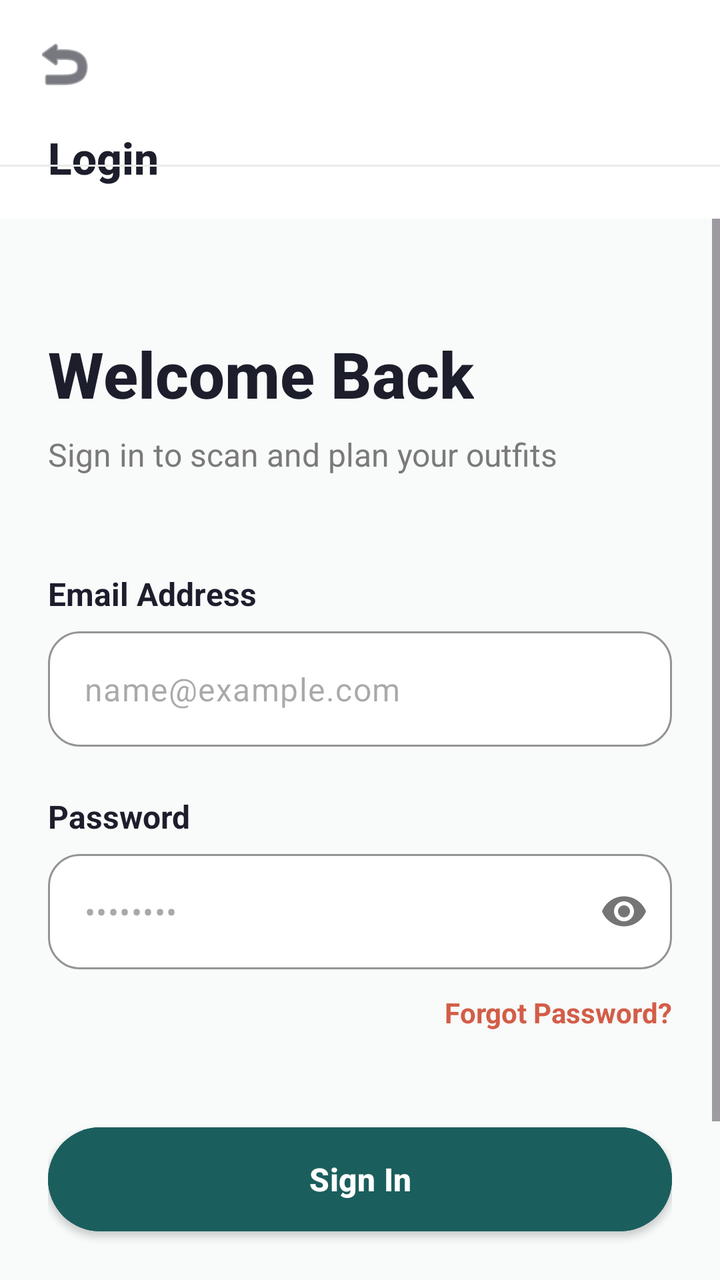
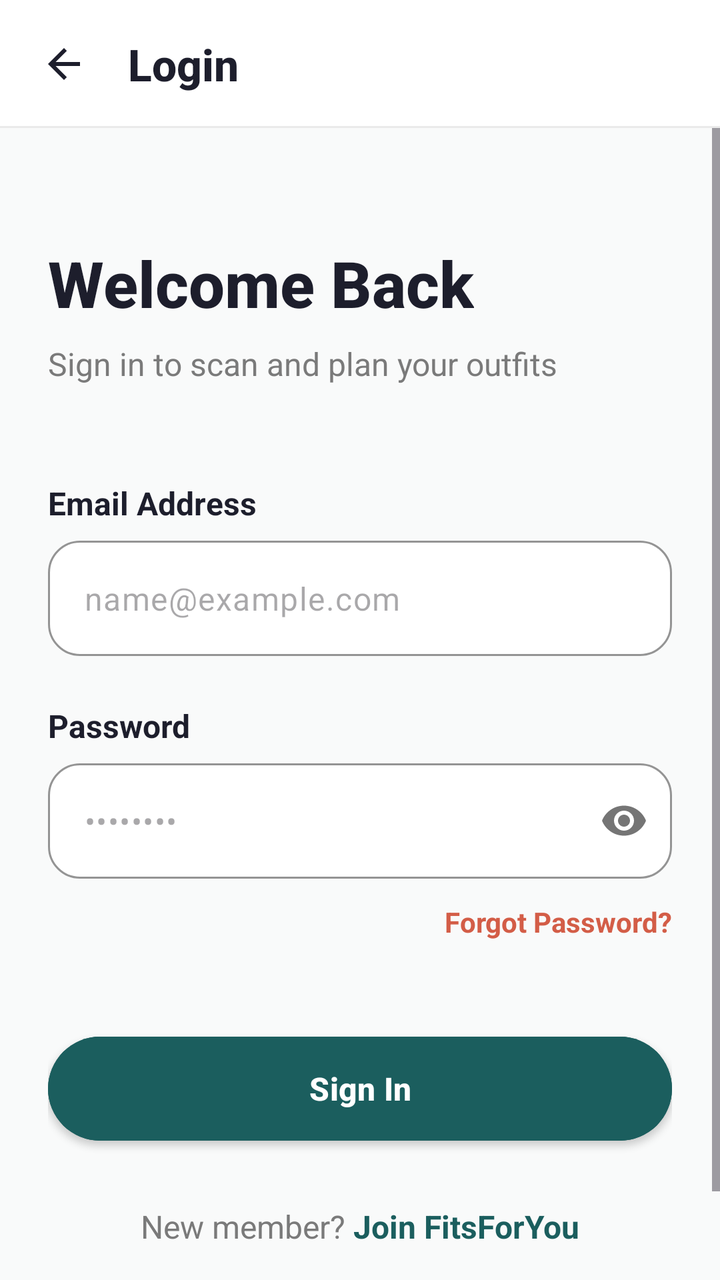

Before-and-after screenshots of an Android layout around one commit, followed by the original layout XML and the change that was made.
<!-- AndroidManifest.xml: application theme Theme.FitsForYou -->
<!-- res/layout/activity_login.xml -->
<?xml version="1.0" encoding="utf-8"?>
<androidx.constraintlayout.widget.ConstraintLayout xmlns:android="http://schemas.android.com/apk/res/android"
    xmlns:app="http://schemas.android.com/apk/res-auto"
    android:id="@+id/loginRoot"
    android:layout_width="match_parent"
    android:layout_height="match_parent"
    android:background="@color/background">

    
    <androidx.constraintlayout.widget.ConstraintLayout
        android:id="@+id/loginHeader"
        android:layout_width="match_parent"
        android:layout_height="wrap_content"
        android:background="?attr/colorSurface"
        android:paddingBottom="16dp"
        app:layout_constraintTop_toTopOf="parent">

        <ImageButton
            android:id="@+id/loginBackButton"
            android:layout_width="48dp"
            android:layout_height="48dp"
            android:layout_marginStart="8dp"
            android:layout_marginTop="8dp"
            android:background="?attr/selectableItemBackgroundBorderless"
            android:contentDescription="Back"
            android:src="@android:drawable/ic_menu_revert"
            app:layout_constraintStart_toStartOf="parent"
            app:layout_constraintTop_toTopOf="parent"
            app:tint="@color/text_primary" />

        <TextView
            android:layout_width="wrap_content"
            android:layout_height="wrap_content"
            android:layout_marginStart="24dp"
            android:layout_marginTop="8dp"
            android:text="Login"
            style="@style/TextHeader"
            app:layout_constraintStart_toStartOf="parent"
            app:layout_constraintTop_toBottomOf="@id/loginBackButton" />

        <View
            android:layout_width="match_parent"
            android:layout_height="1dp"
            android:layout_marginTop="16dp"
            android:background="@color/border"
            app:layout_constraintTop_toBottomOf="@id/loginBackButton"
            app:layout_constraintBottom_toBottomOf="parent" />
    </androidx.constraintlayout.widget.ConstraintLayout>

    <ScrollView
        android:layout_width="match_parent"
        android:layout_height="0dp"
        android:fillViewport="true"
        app:layout_constraintBottom_toBottomOf="parent"
        app:layout_constraintTop_toBottomOf="@id/loginHeader">

        <androidx.constraintlayout.widget.ConstraintLayout
            android:layout_width="match_parent"
            android:layout_height="wrap_content"
            android:padding="@dimen/spacing_large">

            <TextView
                android:id="@+id/welcomeBackTitle"
                style="@style/TextTitle"
                android:layout_width="wrap_content"
                android:layout_height="wrap_content"
                android:layout_marginTop="32dp"
                android:text="Welcome Back"
                android:textSize="@dimen/text_size_hero"
                app:layout_constraintStart_toStartOf="parent"
                app:layout_constraintTop_toTopOf="parent" />

            <TextView
                android:id="@+id/loginSubtitle"
                style="@style/TextSecondary"
                android:layout_width="wrap_content"
                android:layout_height="wrap_content"
                android:layout_marginTop="8dp"
                android:text="Sign in to scan and plan your outfits"
                android:textSize="@dimen/text_size_body"
                app:layout_constraintStart_toStartOf="parent"
                app:layout_constraintTop_toBottomOf="@id/welcomeBackTitle" />

            
            <TextView
                android:id="@+id/emailLabel"
                android:layout_width="wrap_content"
                android:layout_height="wrap_content"
                android:layout_marginTop="48dp"
                android:text="Email Address"
                style="@style/TextBody"
                android:textStyle="bold"
                app:layout_constraintStart_toStartOf="parent"
                app:layout_constraintTop_toBottomOf="@id/loginSubtitle" />

            <com.google.android.material.textfield.TextInputLayout
                android:id="@+id/emailInputLayout"
                style="@style/CustomTextInputLayout"
                android:layout_width="match_parent"
                android:layout_height="wrap_content"
                android:layout_marginTop="8dp"
                app:hintEnabled="false"
                app:layout_constraintTop_toBottomOf="@id/emailLabel">

                <com.google.android.material.textfield.TextInputEditText
                    android:id="@+id/emailEditText"
                    android:layout_width="match_parent"
                    android:layout_height="wrap_content"
                    android:hint="name@example.com"
                    android:inputType="textEmailAddress"
                    android:padding="18dp" />
            </com.google.android.material.textfield.TextInputLayout>

            
            <TextView
                android:id="@+id/passwordLabel"
                android:layout_width="wrap_content"
                android:layout_height="wrap_content"
                android:layout_marginTop="24dp"
                android:text="Password"
                style="@style/TextBody"
                android:textStyle="bold"
                app:layout_constraintStart_toStartOf="parent"
                app:layout_constraintTop_toBottomOf="@id/emailInputLayout" />

            <com.google.android.material.textfield.TextInputLayout
                android:id="@+id/passwordInputLayout"
                style="@style/CustomTextInputLayout"
                android:layout_width="match_parent"
                android:layout_height="wrap_content"
                android:layout_marginTop="8dp"
                app:hintEnabled="false"
                app:layout_constraintTop_toBottomOf="@id/passwordLabel"
                app:passwordToggleEnabled="true">

                <com.google.android.material.textfield.TextInputEditText
                    android:id="@+id/passwordEditText"
                    android:layout_width="match_parent"
                    android:layout_height="wrap_content"
                    android:hint="••••••••"
                    android:inputType="textPassword"
                    android:padding="18dp" />
            </com.google.android.material.textfield.TextInputLayout>

            <TextView
                android:id="@+id/forgotPasswordTextView"
                android:layout_width="wrap_content"
                android:layout_height="wrap_content"
                android:layout_marginTop="12dp"
                android:text="Forgot Password?"
                android:textColor="@color/accent"
                android:textStyle="bold"
                android:textSize="@dimen/text_size_small"
                app:layout_constraintEnd_toEndOf="parent"
                app:layout_constraintTop_toBottomOf="@id/passwordInputLayout" />

            <Button
                android:id="@+id/loginButton"
                style="@style/PrimaryButton"
                android:layout_width="match_parent"
                android:layout_height="@dimen/button_height"
                android:layout_marginTop="48dp"
                android:text="Sign In"
                app:layout_constraintTop_toBottomOf="@id/forgotPasswordTextView" />

            <ProgressBar
                android:id="@+id/loginProgressBar"
                android:layout_width="wrap_content"
                android:layout_height="wrap_content"
                android:visibility="gone"
                android:indeterminateTint="@color/white"
                app:layout_constraintBottom_toBottomOf="@id/loginButton"
                app:layout_constraintEnd_toEndOf="@id/loginButton"
                app:layout_constraintStart_toStartOf="@id/loginButton"
                app:layout_constraintTop_toTopOf="@id/loginButton" />

            <LinearLayout
                android:layout_width="wrap_content"
                android:layout_height="wrap_content"
                android:layout_marginTop="32dp"
                android:layout_marginBottom="40dp"
                android:orientation="horizontal"
                app:layout_constraintBottom_toBottomOf="parent"
                app:layout_constraintEnd_toEndOf="parent"
                app:layout_constraintStart_toStartOf="parent"
                app:layout_constraintTop_toBottomOf="@id/loginButton">

                <TextView
                    android:layout_width="wrap_content"
                    android:layout_height="wrap_content"
                    android:text="New member? "
                    android:textColor="@color/text_secondary"
                    android:textSize="@dimen/text_size_body" />

                <TextView
                    android:id="@+id/signupTextView"
                    android:layout_width="wrap_content"
                    android:layout_height="wrap_content"
                    android:clickable="true"
                    android:focusable="true"
                    android:text="Join FitsForYou"
                    android:textColor="@color/primary"
                    android:textStyle="bold"
                    android:textSize="@dimen/text_size_body" />
            </LinearLayout>

        </androidx.constraintlayout.widget.ConstraintLayout>
    </ScrollView>

</androidx.constraintlayout.widget.ConstraintLayout>
<!-- resources referenced by this layout -->
<resources>
  <color name="accent">#D35D47</color>
  <color name="background">#F9FAFA</color>
  <color name="border">#EAEAEA</color>
  <color name="primary">#1B5E5E</color>
  <color name="text_primary">#1D1E2C</color>
  <color name="text_secondary">#7A7A7A</color>
  <color name="white">#FFFFFFFF</color>
  <dimen name="button_height">52dp</dimen>
  <dimen name="spacing_large">24dp</dimen>
  <dimen name="text_size_body">16sp</dimen>
  <dimen name="text_size_hero">32sp</dimen>
  <dimen name="text_size_small">14sp</dimen>
  <style name="CustomTextInputLayout" parent="Widget.Material3.TextInputLayout.OutlinedBox">
          <item name="boxCornerRadiusTopStart">@dimen/edit_text_corner_radius</item>
          <item name="boxCornerRadiusTopEnd">@dimen/edit_text_corner_radius</item>
          <item name="boxCornerRadiusBottomStart">@dimen/edit_text_corner_radius</item>
          <item name="boxCornerRadiusBottomEnd">@dimen/edit_text_corner_radius</item>
          <item name="boxStrokeColor">@color/primary</item>
          <item name="hintTextColor">@color/primary</item>
          <item name="android:textColorHint">@color/text_secondary</item>
          <item name="boxBackgroundColor">@color/white</item>
      </style>
  <style name="TextBody">
          <item name="android:textSize">@dimen/text_size_body</item>
          <item name="android:textColor">@color/text_primary</item>
          <item name="android:fontFamily">sans-serif</item>
      </style>
  <style name="TextHeader">
          <item name="android:textSize">@dimen/text_size_header</item>
          <item name="android:textStyle">bold</item>
          <item name="android:textColor">@color/text_primary</item>
          <item name="android:fontFamily">sans-serif-medium</item>
      </style>
  <style name="TextSecondary">
          <item name="android:textSize">@dimen/text_size_small</item>
          <item name="android:textColor">@color/text_secondary</item>
          <item name="android:fontFamily">sans-serif</item>
      </style>
  <style name="TextTitle">
          <item name="android:textSize">@dimen/text_size_title</item>
          <item name="android:textStyle">bold</item>
          <item name="android:textColor">@color/text_primary</item>
          <item name="android:fontFamily">sans-serif-medium</item>
      </style>
  <style name="Theme.FitsForYou" parent="Base.Theme.FitsForYou" />
  <dimen name="edit_text_corner_radius">16dp</dimen>
  <dimen name="button_corner_radius">28dp</dimen>
  <dimen name="text_size_header">22sp</dimen>
  <dimen name="text_size_title">28sp</dimen>
  <style name="Base.Theme.FitsForYou" parent="Theme.Material3.DayNight.NoActionBar">
          <item name="colorPrimary">@color/primary</item>
          <item name="colorOnPrimary">@color/on_primary</item>
          <item name="colorSecondary">@color/secondary</item>
          <item name="colorOnSecondary">@color/on_secondary</item>
          <item name="android:windowBackground">@color/background</item>
          <item name="colorSurface">@color/surface</item>
          <item name="colorOnSurface">@color/on_surface</item>
      </style>
  <color name="on_primary">#FFFFFF</color>
  <color name="secondary">#1B5E5E</color>
  <color name="on_secondary">#FFFFFF</color>
  <color name="surface">#FFFFFF</color>
  <color name="on_surface">#1B5E5E</color>
  <!-- unchanged entries left out for length: 1 -->
</resources>

<!-- the commit's change to res/layout/activity_login.xml (unified diff, before → after) -->
@@ -10,20 +10,19 @@
     <androidx.constraintlayout.widget.ConstraintLayout
         android:id="@+id/loginHeader"
         android:layout_width="match_parent"
-        android:layout_height="wrap_content"
+        android:layout_height="@dimen/header_height"
         android:background="?attr/colorSurface"
-        android:paddingBottom="16dp"
         app:layout_constraintTop_toTopOf="parent">
 
         <ImageButton
             android:id="@+id/loginBackButton"
             android:layout_width="48dp"
             android:layout_height="48dp"
-            android:layout_marginStart="8dp"
-            android:layout_marginTop="8dp"
+            android:layout_marginStart="@dimen/spacing_small"
             android:background="?attr/selectableItemBackgroundBorderless"
-            android:contentDescription="Back"
-            android:src="@android:drawable/ic_menu_revert"
+            android:contentDescription="@string/cd_back"
+            android:src="@drawable/ic_arrow_back"
+            app:layout_constraintBottom_toBottomOf="parent"
             app:layout_constraintStart_toStartOf="parent"
             app:layout_constraintTop_toTopOf="parent"
             app:tint="@color/text_primary" />
@@ -31,19 +30,17 @@
         <TextView
             android:layout_width="wrap_content"
             android:layout_height="wrap_content"
-            android:layout_marginStart="24dp"
-            android:layout_marginTop="8dp"
+            android:layout_marginStart="8dp"
             android:text="Login"
             style="@style/TextHeader"
-            app:layout_constraintStart_toStartOf="parent"
-            app:layout_constraintTop_toBottomOf="@id/loginBackButton" />
+            app:layout_constraintBottom_toBottomOf="parent"
+            app:layout_constraintStart_toEndOf="@id/loginBackButton"
+            app:layout_constraintTop_toTopOf="parent" />
 
         <View
             android:layout_width="match_parent"
             android:layout_height="1dp"
-            android:layout_marginTop="16dp"
             android:background="@color/border"
-            app:layout_constraintTop_toBottomOf="@id/loginBackButton"
             app:layout_constraintBottom_toBottomOf="parent" />
     </androidx.constraintlayout.widget.ConstraintLayout>
 
@@ -64,7 +61,7 @@
                 style="@style/TextTitle"
                 android:layout_width="wrap_content"
                 android:layout_height="wrap_content"
-                android:layout_marginTop="32dp"
+                android:layout_marginTop="@dimen/spacing_xlarge"
                 android:text="Welcome Back"
                 android:textSize="@dimen/text_size_hero"
                 app:layout_constraintStart_toStartOf="parent"
@@ -75,7 +72,7 @@
                 style="@style/TextSecondary"
                 android:layout_width="wrap_content"
                 android:layout_height="wrap_content"
-                android:layout_marginTop="8dp"
+                android:layout_marginTop="@dimen/spacing_small"
                 android:text="Sign in to scan and plan your outfits"
                 android:textSize="@dimen/text_size_body"
                 app:layout_constraintStart_toStartOf="parent"
@@ -98,7 +95,7 @@
                 style="@style/CustomTextInputLayout"
                 android:layout_width="match_parent"
                 android:layout_height="wrap_content"
-                android:layout_marginTop="8dp"
+                android:layout_marginTop="@dimen/spacing_small"
                 app:hintEnabled="false"
                 app:layout_constraintTop_toBottomOf="@id/emailLabel">
 
@@ -116,7 +113,7 @@
                 android:id="@+id/passwordLabel"
                 android:layout_width="wrap_content"
                 android:layout_height="wrap_content"
-                android:layout_marginTop="24dp"
+                android:layout_marginTop="@dimen/spacing_large"
                 android:text="Password"
                 style="@style/TextBody"
                 android:textStyle="bold"
@@ -128,7 +125,7 @@
                 style="@style/CustomTextInputLayout"
                 android:layout_width="match_parent"
                 android:layout_height="wrap_content"
-                android:layout_marginTop="8dp"
+                android:layout_marginTop="@dimen/spacing_small"
                 app:hintEnabled="false"
                 app:layout_constraintTop_toBottomOf="@id/passwordLabel"
                 app:passwordToggleEnabled="true">
@@ -198,7 +195,7 @@
                     android:layout_height="wrap_content"
                     android:clickable="true"
                     android:focusable="true"
-                    android:text="Join FitsForYou"
+                    android:text="@string/join_app"
                     android:textColor="@color/primary"
                     android:textStyle="bold"
                     android:textSize="@dimen/text_size_body" />
<!-- resource entries referenced after the edit -->
@@ -8,10 +8,26 @@
   <color name="text_secondary">#7A7A7A</color>
   <color name="white">#FFFFFFFF</color>
   <dimen name="button_height">52dp</dimen>
+  <dimen name="header_height">64dp</dimen>
   <dimen name="spacing_large">24dp</dimen>
+  <dimen name="spacing_small">8dp</dimen>
+  <dimen name="spacing_xlarge">32dp</dimen>
   <dimen name="text_size_body">16sp</dimen>
   <dimen name="text_size_hero">32sp</dimen>
   <dimen name="text_size_small">14sp</dimen>
+  <!-- drawable ic_arrow_back (drawable) -->
+  <vector xmlns:android="http://schemas.android.com/apk/res/android"
+      android:width="24dp"
+      android:height="24dp"
+      android:viewportWidth="24"
+      android:viewportHeight="24"
+      android:tint="?attr/colorControlNormal">
+    <path
+        android:fillColor="@android:color/white"
+        android:pathData="M20,11H7.83l5.59,-5.59L12,4l-8,8 8,8 1.41,-1.41L7.83,13H20v-2z"/>
+  </vector>
+  <string name="cd_back">Back</string>
+  <string name="join_app">Join FitsForYou</string>
   <style name="CustomTextInputLayout" parent="Widget.Material3.TextInputLayout.OutlinedBox">
           <item name="boxCornerRadiusTopStart">@dimen/edit_text_corner_radius</item>
           <item name="boxCornerRadiusTopEnd">@dimen/edit_text_corner_radius</item>
